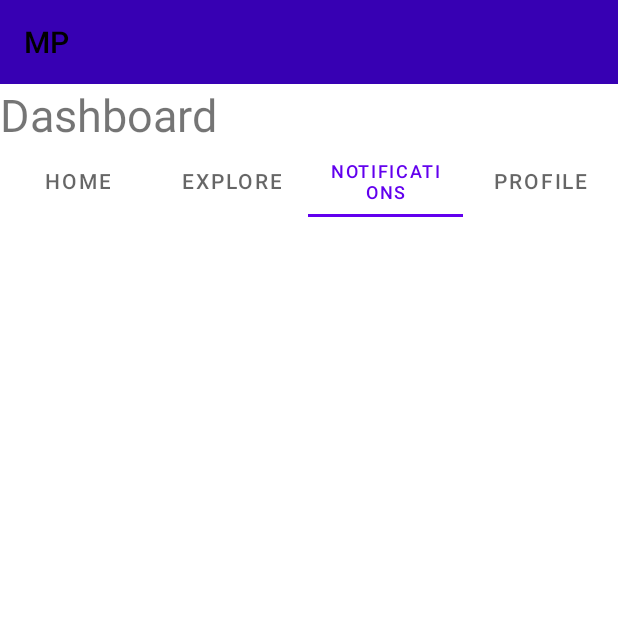
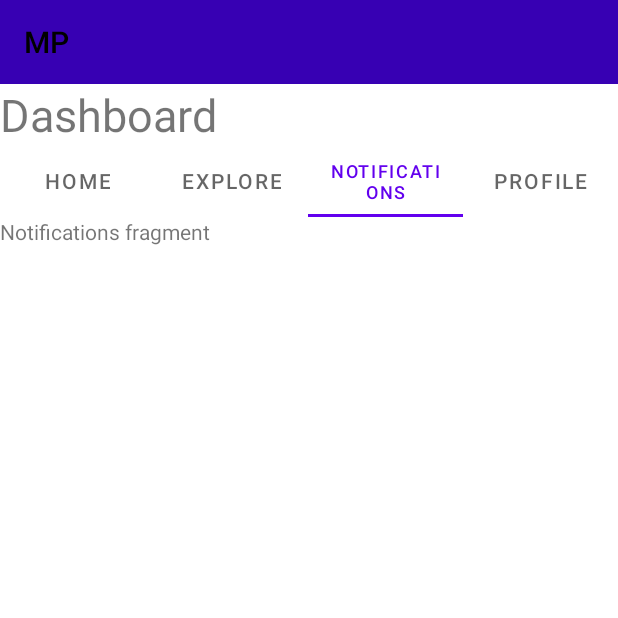
Before and after one commit to asimnp/class-mp, an Android app: the DashboardActivity screen opened directly, with no data from a screen before it, tab 3 chosen, on a phone screen of 412 x 824 dp, the top half of it. Run offline under Robolectric (Android 15) with nearby library versions, the phone set to English and light mode, and no system bars.

Commit message:
feat: show different fragment based on selected tab

```diff
--- a/app/src/main/java/com/example/mpclass/DashboardActivity.java
+++ b/app/src/main/java/com/example/mpclass/DashboardActivity.java
@@ -4,6 +4,7 @@ import android.os.Bundle;
 
 import androidx.appcompat.app.AppCompatActivity;
 import androidx.appcompat.widget.Toolbar;
+import androidx.fragment.app.Fragment;
 
 import com.google.android.material.tabs.TabLayout;
 
@@ -19,6 +20,16 @@ public class DashboardActivity extends AppCompatActivity {
         findViews();
         initToolbar();
         initTabs();
+
+        // Display HomeFragment by default
+        if (savedInstanceState == null) {
+            getSupportFragmentManager()
+                    .beginTransaction()
+                    .replace(R.id.fragmentContainer, new HomeFragment())
+                    .commit();
+
+            tabLayout.selectTab(tabLayout.getTabAt(0));
+        }
     }
 
     private void findViews() {
@@ -37,5 +48,41 @@ public class DashboardActivity extends AppCompatActivity {
         tabLayout.addTab(tabLayout.newTab().setText("Explore"));
         tabLayout.addTab(tabLayout.newTab().setText("Notifications"));
         tabLayout.addTab(tabLayout.newTab().setText("Profile"));
+
+        tabLayout.addOnTabSelectedListener(new TabLayout.OnTabSelectedListener() {
+            @Override
+            public void onTabSelected(TabLayout.Tab tab) {
+                Fragment fragment = null;
+
+                switch (tab.getPosition()) {
+                    case 0:
+                        fragment = new HomeFragment();
+                        break;
+                    case 1:
+                        fragment = new ExploreFragment();
+                        break;
+                    case 2:
+                        fragment = new NotificationsFragment();
+                        break;
+                    case 3:
+                        fragment = new ProfileFragment();
+                        break;
+                }
+
+                if (fragment != null) {
+                    getSupportFragmentManager().beginTransaction().replace(R.id.fragmentContainer, fragment).commit();
+                }
+            }
+
+            @Override
+            public void onTabUnselected(TabLayout.Tab tab) {
+
+            }
+
+            @Override
+            public void onTabReselected(TabLayout.Tab tab) {
+
+            }
+        });
     }
 }
--- a/app/src/main/res/layout/activity_dashboard.xml
+++ b/app/src/main/res/layout/activity_dashboard.xml
@@ -38,4 +38,14 @@
         app:layout_constraintTop_toBottomOf="@id/dashboardTxt"
         />
 
+    <androidx.fragment.app.FragmentContainerView
+        android:id="@+id/fragmentContainer"
+        android:layout_width="0dp"
+        android:layout_height="0dp"
+        app:layout_constraintStart_toStartOf="parent"
+        app:layout_constraintEnd_toEndOf="parent"
+        app:layout_constraintTop_toBottomOf="@id/tabLayout"
+        app:layout_constraintBottom_toBottomOf="parent"
+        />
+
 </androidx.constraintlayout.widget.ConstraintLayout>
--- a/app/src/main/res/layout/fragment_explore.xml
+++ b/app/src/main/res/layout/fragment_explore.xml
@@ -9,6 +9,6 @@
     <TextView
         android:layout_width="match_parent"
         android:layout_height="match_parent"
-        android:text="@string/hello_blank_fragment" />
+        android:text="Explore fragment" />
 
 </FrameLayout>
--- a/app/src/main/res/layout/fragment_home.xml
+++ b/app/src/main/res/layout/fragment_home.xml
@@ -9,6 +9,6 @@
     <TextView
         android:layout_width="match_parent"
         android:layout_height="match_parent"
-        android:text="@string/hello_blank_fragment" />
+        android:text="Home fragment" />
 
 </FrameLayout>
--- a/app/src/main/res/layout/fragment_notifications.xml
+++ b/app/src/main/res/layout/fragment_notifications.xml
@@ -9,6 +9,6 @@
     <TextView
         android:layout_width="match_parent"
         android:layout_height="match_parent"
-        android:text="@string/hello_blank_fragment" />
+        android:text="Notifications fragment" />
 
 </FrameLayout>
--- a/app/src/main/res/layout/fragment_profile.xml
+++ b/app/src/main/res/layout/fragment_profile.xml
@@ -9,6 +9,6 @@
     <TextView
         android:layout_width="match_parent"
         android:layout_height="match_parent"
-        android:text="@string/hello_blank_fragment" />
+        android:text="Profile fragment" />
 
 </FrameLayout>
```
